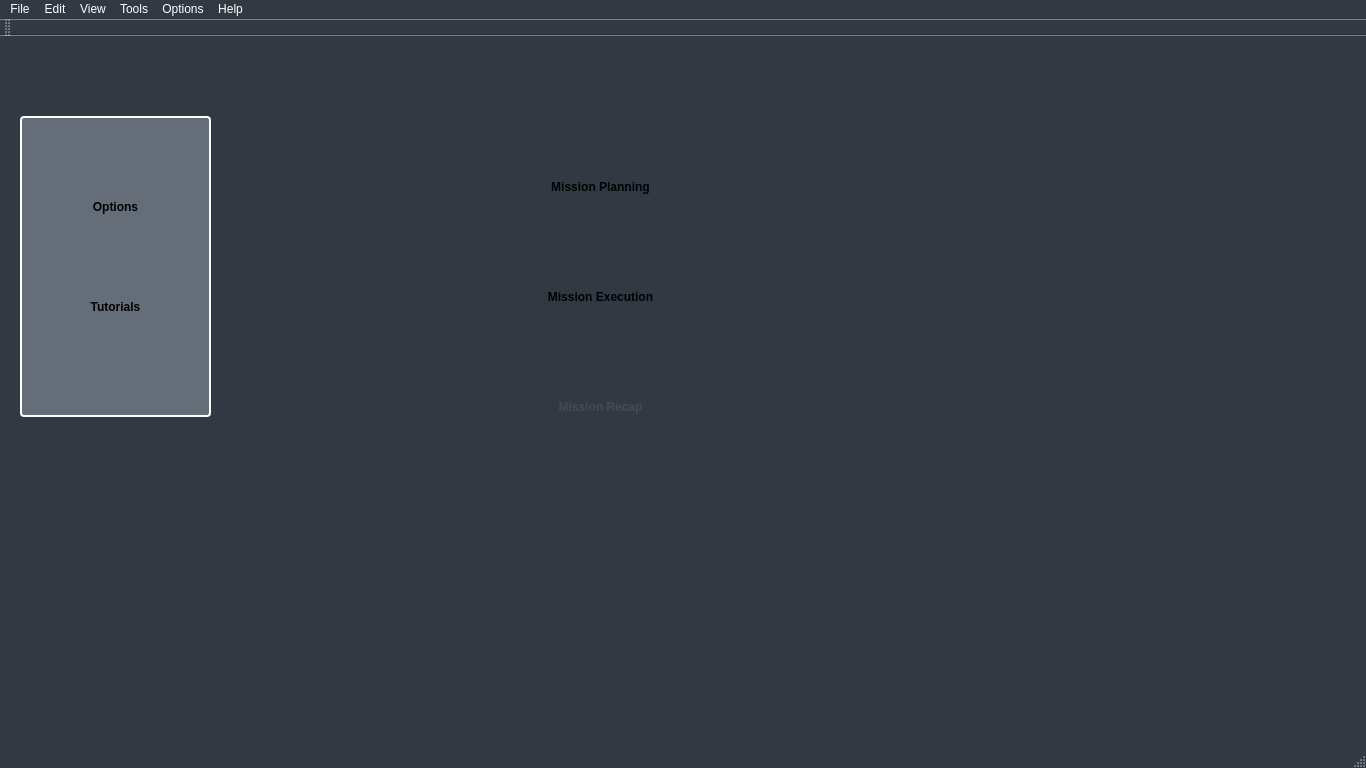
This is GUI/UAV-Forge-New/mainwindow.ui in UCI-UAVForge/GroundStation as Qt 5 draws it before an edit. The edited form follows.
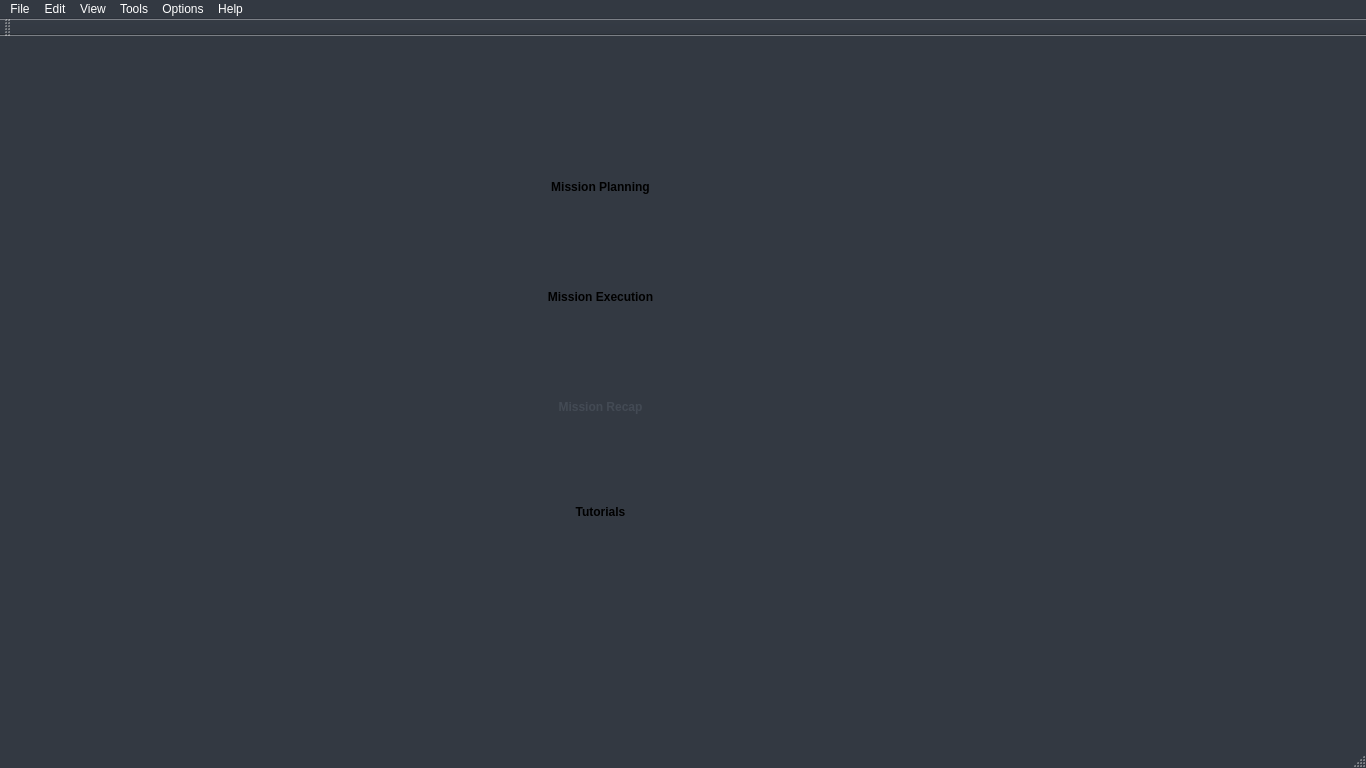
This is the edited form.

Commit message: moved options under map recap on the main window

What changed in the file:
```diff
--- a/GUI/UAV-Forge-New/mainwindow.ui
+++ b/GUI/UAV-Forge-New/mainwindow.ui
@@ -162,279 +162,6 @@
    <string notr="true"/>
   </property>
   <widget class="QWidget" name="centralWidget">
-   <widget class="QFrame" name="frame">
-    <property name="geometry">
-     <rect>
-      <x>20</x>
-      <y>80</y>
-      <width>191</width>
-      <height>301</height>
-     </rect>
-    </property>
-    <property name="palette">
-     <palette>
-      <active>
-       <colorrole role="Button">
-        <brush brushstyle="SolidPattern">
-         <color alpha="255">
-          <red>101</red>
-          <green>109</green>
-          <blue>120</blue>
-         </color>
-        </brush>
-       </colorrole>
-       <colorrole role="Midlight">
-        <brush brushstyle="SolidPattern">
-         <color alpha="255">
-          <red>102</red>
-          <green>102</green>
-          <blue>102</blue>
-         </color>
-        </brush>
-       </colorrole>
-       <colorrole role="BrightText">
-        <brush brushstyle="SolidPattern">
-         <color alpha="255">
-          <red>0</red>
-          <green>128</green>
-          <blue>64</blue>
-         </color>
-        </brush>
-       </colorrole>
-       <colorrole role="Base">
-        <brush brushstyle="SolidPattern">
-         <color alpha="255">
-          <red>101</red>
-          <green>109</green>
-          <blue>120</blue>
-         </color>
-        </brush>
-       </colorrole>
-       <colorrole role="Window">
-        <brush brushstyle="SolidPattern">
-         <color alpha="255">
-          <red>101</red>
-          <green>109</green>
-          <blue>120</blue>
-         </color>
-        </brush>
-       </colorrole>
-       <colorrole role="AlternateBase">
-        <brush brushstyle="SolidPattern">
-         <color alpha="255">
-          <red>102</red>
-          <green>102</green>
-          <blue>102</blue>
-         </color>
-        </brush>
-       </colorrole>
-       <colorrole role="NoRole">
-        <brush brushstyle="SolidPattern">
-         <color alpha="255">
-          <red>0</red>
-          <green>128</green>
-          <blue>255</blue>
-         </color>
-        </brush>
-       </colorrole>
-      </active>
-      <inactive>
-       <colorrole role="Button">
-        <brush brushstyle="SolidPattern">
-         <color alpha="255">
-          <red>101</red>
-          <green>109</green>
-          <blue>120</blue>
-         </color>
-        </brush>
-       </colorrole>
-       <colorrole role="Midlight">
-        <brush brushstyle="SolidPattern">
-         <color alpha="255">
-          <red>102</red>
-          <green>102</green>
-          <blue>102</blue>
-         </color>
-        </brush>
-       </colorrole>
-       <colorrole role="BrightText">
-        <brush brushstyle="SolidPattern">
-         <color alpha="255">
-          <red>255</red>
-          <green>255</green>
-          <blue>255</blue>
-         </color>
-        </brush>
-       </colorrole>
-       <colorrole role="Base">
-        <brush brushstyle="SolidPattern">
-         <color alpha="255">
-          <red>101</red>
-          <green>109</green>
-          <blue>120</blue>
-         </color>
-        </brush>
-       </colorrole>
-       <colorrole role="Window">
-        <brush brushstyle="SolidPattern">
-         <color alpha="255">
-          <red>101</red>
-          <green>109</green>
-          <blue>120</blue>
-         </color>
-        </brush>
-       </colorrole>
-       <colorrole role="AlternateBase">
-        <brush brushstyle="SolidPattern">
-         <color alpha="255">
-          <red>102</red>
-          <green>102</green>
-          <blue>102</blue>
-         </color>
-        </brush>
-       </colorrole>
-       <colorrole role="NoRole">
-        <brush brushstyle="SolidPattern">
-         <color alpha="255">
-          <red>0</red>
-          <green>128</green>
-          <blue>255</blue>
-         </color>
-        </brush>
-       </colorrole>
-      </inactive>
-      <disabled>
-       <colorrole role="Button">
-        <brush brushstyle="SolidPattern">
-         <color alpha="255">
-          <red>101</red>
-          <green>109</green>
-          <blue>120</blue>
-         </color>
-        </brush>
-       </colorrole>
-       <colorrole role="Midlight">
-        <brush brushstyle="SolidPattern">
-         <color alpha="255">
-          <red>102</red>
-          <green>102</green>
-          <blue>102</blue>
-         </color>
-        </brush>
-       </colorrole>
-       <colorrole role="BrightText">
-        <brush brushstyle="SolidPattern">
-         <color alpha="255">
-          <red>255</red>
-          <green>255</green>
-          <blue>255</blue>
-         </color>
-        </brush>
-       </colorrole>
-       <colorrole role="Base">
-        <brush brushstyle="SolidPattern">
-         <color alpha="255">
-          <red>101</red>
-          <green>109</green>
-          <blue>120</blue>
-         </color>
-        </brush>
-       </colorrole>
-       <colorrole role="Window">
-        <brush brushstyle="SolidPattern">
-         <color alpha="255">
-          <red>101</red>
-          <green>109</green>
-          <blue>120</blue>
-         </color>
-        </brush>
-       </colorrole>
-       <colorrole role="AlternateBase">
-        <brush brushstyle="SolidPattern">
-         <color alpha="255">
-          <red>102</red>
-          <green>102</green>
-          <blue>102</blue>
-         </color>
-        </brush>
-       </colorrole>
-       <colorrole role="NoRole">
-        <brush brushstyle="SolidPattern">
-         <color alpha="255">
-          <red>0</red>
-          <green>128</green>
-          <blue>255</blue>
-         </color>
-        </brush>
-       </colorrole>
-      </disabled>
-     </palette>
-    </property>
-    <property name="styleSheet">
-     <string notr="true"> QFrame, QLabel, QToolTip {
-     border: 2px solid white;
-     border-radius: 4px;
-     padding: 2px;
-     background-color: #656D78;
- }</string>
-    </property>
-    <property name="frameShape">
-     <enum>QFrame::StyledPanel</enum>
-    </property>
-    <property name="frameShadow">
-     <enum>QFrame::Raised</enum>
-    </property>
-    <widget class="QPushButton" name="pushButton_5">
-     <property name="geometry">
-      <rect>
-       <x>20</x>
-       <y>60</y>
-       <width>151</width>
-       <height>61</height>
-      </rect>
-     </property>
-     <property name="styleSheet">
-      <string notr="true"> QPushButton { 
-background-color: &quot;#CCD1D9&quot;; 
-color: &quot;#434A54&quot;; 
-border-radius: 10px;
-font-weight: bold;
-border: none; 
-}
- QPushButton:pressed {
-     background-color: #E6E9ED
- }</string>
-     </property>
-     <property name="text">
-      <string>Options</string>
-     </property>
-    </widget>
-    <widget class="QPushButton" name="pushButton_6">
-     <property name="geometry">
-      <rect>
-       <x>20</x>
-       <y>160</y>
-       <width>151</width>
-       <height>61</height>
-      </rect>
-     </property>
-     <property name="styleSheet">
-      <string notr="true"> QPushButton { 
-background-color: &quot;#CCD1D9&quot;; 
-color: &quot;#434A54&quot;; 
-border-radius: 10px;
-font-weight: bold;
-border: none; 
-}
- QPushButton:pressed {
-     background-color: #E6E9ED
- }</string>
-     </property>
-     <property name="text">
-      <string>Tutorials</string>
-     </property>
-    </widget>
-   </widget>
    <widget class="QWidget" name="widget" native="true">
     <property name="geometry">
      <rect>
@@ -718,6 +445,31 @@
       <string>Mission Planning</string>
      </property>
     </widget>
+    <widget class="QPushButton" name="pushButton_6">
+     <property name="geometry">
+      <rect>
+       <x>250</x>
+       <y>360</y>
+       <width>181</width>
+       <height>71</height>
+      </rect>
+     </property>
+     <property name="styleSheet">
+      <string notr="true"> QPushButton { 
+background-color: &quot;#CCD1D9&quot;; 
+color: &quot;#434A54&quot;; 
+border-radius: 10px;
+font-weight: bold;
+border: none; 
+}
+ QPushButton:pressed {
+     background-color: #E6E9ED
+ }</string>
+     </property>
+     <property name="text">
+      <string>Tutorials</string>
+     </property>
+    </widget>
    </widget>
   </widget>
   <widget class="QMenuBar" name="menuBar">
```
Left out of the diff: 16 changed lines with no effect on the pictures. The commit also changes 6 other files.
